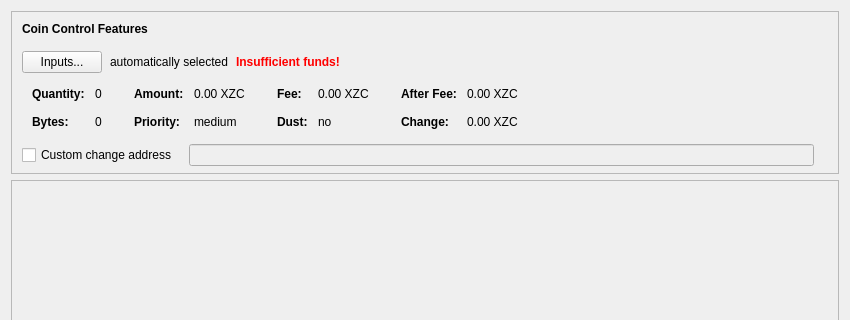
firoorg/firo, file src/qt/forms/sendcoinsdialog.ui: the form before one commit; both pictures show x 0 to 850 and y 0 to 320 of the 850 by 577 pixel window.
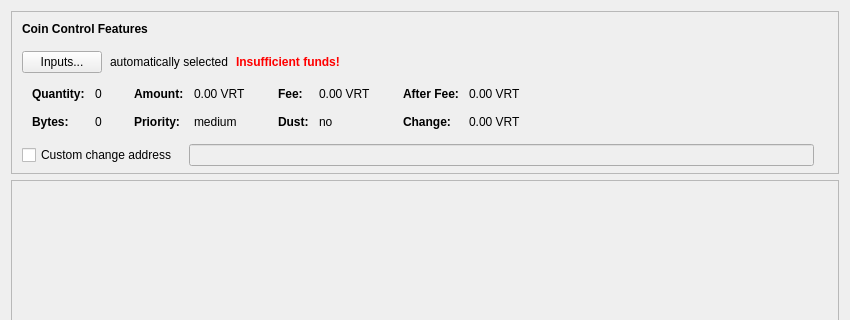
The form after the commit. Icons and pictures are not drawn. Custom widgets are drawn as their Qt base class.

```diff
--- a/src/qt/forms/sendcoinsdialog.ui
+++ b/src/qt/forms/sendcoinsdialog.ui
@@ -324,7 +324,7 @@
                   <enum>Qt::ActionsContextMenu</enum>
                  </property>
                  <property name="text">
-                  <string notr="true">0.00 XZC</string>
+                  <string notr="true">0.00 VRT</string>
                  </property>
                  <property name="textInteractionFlags">
                   <set>Qt::LinksAccessibleByMouse|Qt::TextSelectableByKeyboard|Qt::TextSelectableByMouse</set>
@@ -404,7 +404,7 @@
                   <enum>Qt::ActionsContextMenu</enum>
                  </property>
                  <property name="text">
-                  <string notr="true">0.00 XZC</string>
+                  <string notr="true">0.00 VRT</string>
                  </property>
                  <property name="textInteractionFlags">
                   <set>Qt::LinksAccessibleByMouse|Qt::TextSelectableByKeyboard|Qt::TextSelectableByMouse</set>
@@ -484,7 +484,7 @@
                   <enum>Qt::ActionsContextMenu</enum>
                  </property>
                  <property name="text">
-                  <string notr="true">0.00 XZC</string>
+                  <string notr="true">0.00 VRT</string>
                  </property>
                  <property name="textInteractionFlags">
                   <set>Qt::LinksAccessibleByMouse|Qt::TextSelectableByKeyboard|Qt::TextSelectableByMouse</set>
@@ -513,7 +513,7 @@
                   <enum>Qt::ActionsContextMenu</enum>
                  </property>
                  <property name="text">
-                  <string notr="true">0.00 XZC</string>
+                  <string notr="true">0.00 VRT</string>
                  </property>
                  <property name="textInteractionFlags">
                   <set>Qt::LinksAccessibleByMouse|Qt::TextSelectableByKeyboard|Qt::TextSelectableByMouse</set>
```
